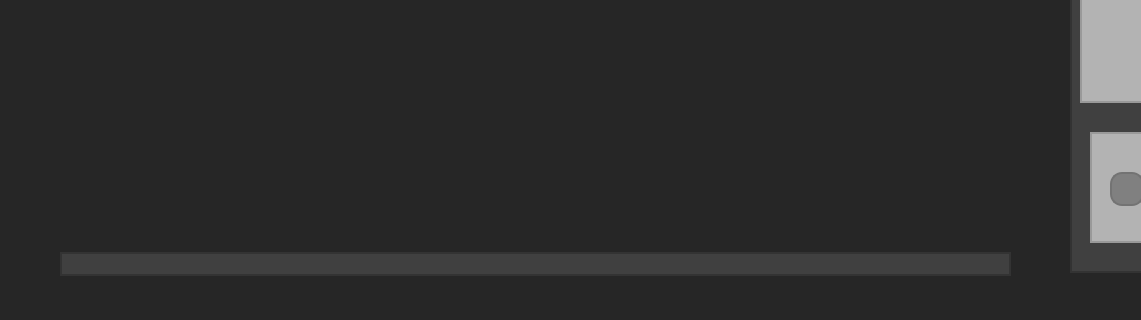
Before: the Qt Designer form mainwindow.ui in Dobflem/Goto, drawn with Qt 5; both pictures show x 0 to 1141 and y 328 to 648 of the 1341 by 648 pixel window.
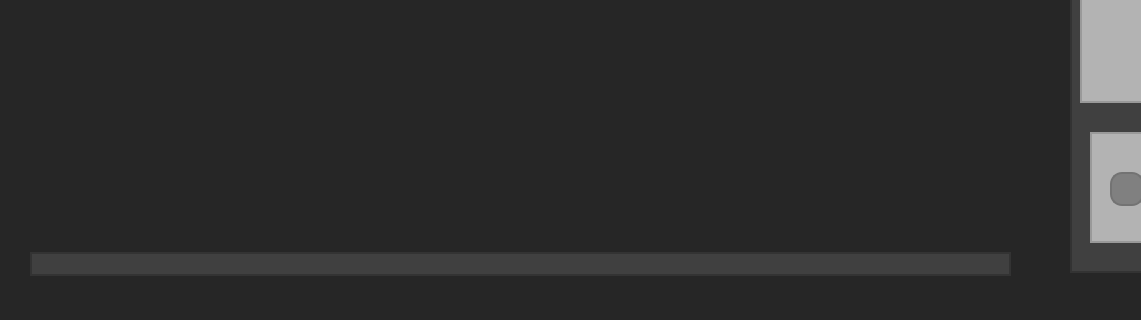
After: the same form once the commit is applied. Icons and pictures are not drawn.

```diff
--- a/mainwindow.ui
+++ b/mainwindow.ui
@@ -240,10 +240,10 @@
    <widget class="QWidget" name="gridLayoutWidget">
     <property name="geometry">
      <rect>
-      <x>59</x>
-      <y>20</y>
-      <width>961</width>
-      <height>551</height>
+      <x>29</x>
+      <y>10</y>
+      <width>991</width>
+      <height>561</height>
      </rect>
     </property>
     <layout class="QGridLayout" name="gridLayout"/>
@@ -251,9 +251,9 @@
    <widget class="QLabel" name="backpackContents">
     <property name="geometry">
      <rect>
-      <x>60</x>
+      <x>30</x>
       <y>580</y>
-      <width>951</width>
+      <width>981</width>
       <height>24</height>
      </rect>
     </property>
```
